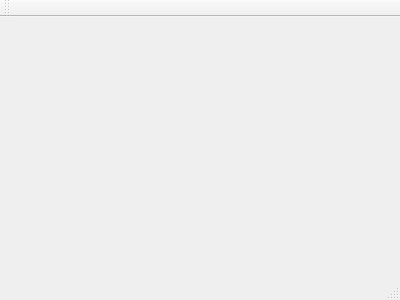
First picture: the form in mainwindow.ui, repository CactusTribe/MyCoins, before the edit.
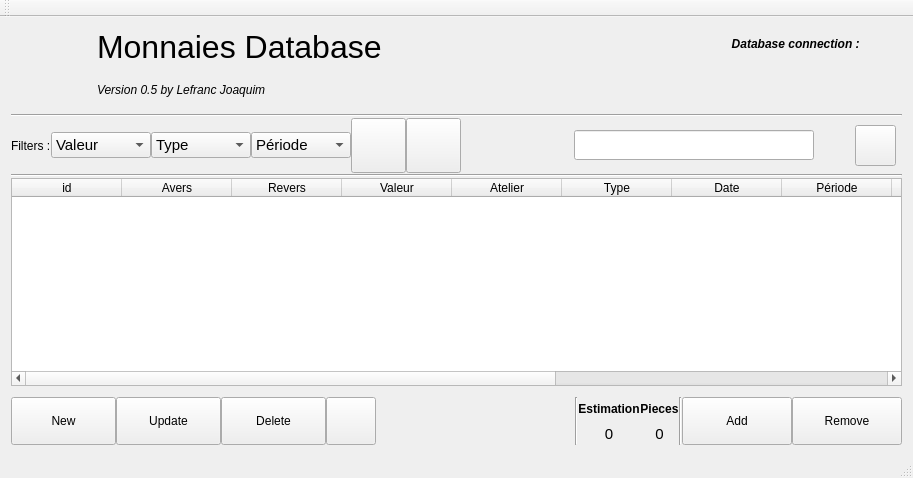
Second picture: the form after the edit. Icons and pictures are not drawn.

Commit message: Ajout des resources

What changed in the file:
```diff
--- a/mainwindow.ui
+++ b/mainwindow.ui
@@ -1,24 +1,1037 @@
 <ui version="4.0">
  <class>MainWindow</class>
- <widget class="QMainWindow" name="MainWindow" >
-  <property name="geometry" >
+ <widget class="QMainWindow" name="MainWindow">
+  <property name="geometry">
    <rect>
     <x>0</x>
     <y>0</y>
-    <width>400</width>
-    <height>300</height>
+    <width>913</width>
+    <height>478</height>
    </rect>
   </property>
-  <property name="windowTitle" >
+  <property name="sizePolicy">
+   <sizepolicy hsizetype="Expanding" vsizetype="Expanding">
+    <horstretch>0</horstretch>
+    <verstretch>0</verstretch>
+   </sizepolicy>
+  </property>
+  <property name="windowTitle">
    <string>MainWindow</string>
   </property>
-  <widget class="QMenuBar" name="menuBar" />
-  <widget class="QToolBar" name="mainToolBar" />
-  <widget class="QWidget" name="centralWidget" />
-  <widget class="QStatusBar" name="statusBar" />
+  <widget class="QWidget" name="centralWidget">
+   <property name="sizePolicy">
+    <sizepolicy hsizetype="Expanding" vsizetype="Expanding">
+     <horstretch>0</horstretch>
+     <verstretch>0</verstretch>
+    </sizepolicy>
+   </property>
+   <layout class="QGridLayout" name="gridLayout_2">
+    <item row="0" column="0">
+     <layout class="QGridLayout" name="gridLayout" rowstretch="0,0,0,0,0,0,0,0,0" columnstretch="0">
+      <property name="sizeConstraint">
+       <enum>QLayout::SetDefaultConstraint</enum>
+      </property>
+      <property name="verticalSpacing">
+       <number>1</number>
+      </property>
+      <item row="5" column="0">
+       <widget class="Line" name="line">
+        <property name="orientation">
+         <enum>Qt::Horizontal</enum>
+        </property>
+       </widget>
+      </item>
+      <item row="6" column="0">
+       <widget class="QTableWidget" name="tableWidgetView">
+        <property name="maximumSize">
+         <size>
+          <width>16777215</width>
+          <height>16777215</height>
+         </size>
+        </property>
+        <property name="lineWidth">
+         <number>1</number>
+        </property>
+        <property name="horizontalScrollBarPolicy">
+         <enum>Qt::ScrollBarAsNeeded</enum>
+        </property>
+        <property name="editTriggers">
+         <set>QAbstractItemView::NoEditTriggers</set>
+        </property>
+        <property name="showDropIndicator" stdset="0">
+         <bool>false</bool>
+        </property>
+        <property name="dragDropOverwriteMode">
+         <bool>false</bool>
+        </property>
+        <property name="selectionMode">
+         <enum>QAbstractItemView::ExtendedSelection</enum>
+        </property>
+        <property name="selectionBehavior">
+         <enum>QAbstractItemView::SelectRows</enum>
+        </property>
+        <property name="iconSize">
+         <size>
+          <width>0</width>
+          <height>0</height>
+         </size>
+        </property>
+        <property name="textElideMode">
+         <enum>Qt::ElideRight</enum>
+        </property>
+        <property name="sortingEnabled">
+         <bool>false</bool>
+        </property>
+        <property name="wordWrap">
+         <bool>false</bool>
+        </property>
+        <property name="cornerButtonEnabled">
+         <bool>false</bool>
+        </property>
+        <property name="rowCount">
+         <number>0</number>
+        </property>
+        <attribute name="horizontalHeaderCascadingSectionResizes">
+         <bool>true</bool>
+        </attribute>
+        <attribute name="horizontalHeaderDefaultSectionSize">
+         <number>110</number>
+        </attribute>
+        <attribute name="horizontalHeaderHighlightSections">
+         <bool>false</bool>
+        </attribute>
+        <attribute name="horizontalHeaderMinimumSectionSize">
+         <number>4</number>
+        </attribute>
+        <attribute name="verticalHeaderVisible">
+         <bool>false</bool>
+        </attribute>
+        <attribute name="verticalHeaderDefaultSectionSize">
+         <number>150</number>
+        </attribute>
+        <column>
+         <property name="text">
+          <string>id</string>
+         </property>
+        </column>
+        <column>
+         <property name="text">
+          <string>Avers</string>
+         </property>
+        </column>
+        <column>
+         <property name="text">
+          <string>Revers</string>
+         </property>
+        </column>
+        <column>
+         <property name="text">
+          <string>Valeur</string>
+         </property>
+        </column>
+        <column>
+         <property name="text">
+          <string>Atelier</string>
+         </property>
+        </column>
+        <column>
+         <property name="text">
+          <string>Type</string>
+         </property>
+        </column>
+        <column>
+         <property name="text">
+          <string>Date</string>
+         </property>
+        </column>
+        <column>
+         <property name="text">
+          <string>Période</string>
+         </property>
+        </column>
+        <column>
+         <property name="text">
+          <string>Etat</string>
+         </property>
+        </column>
+        <column>
+         <property name="text">
+          <string>Métal</string>
+         </property>
+        </column>
+        <column>
+         <property name="text">
+          <string>Poids (g)</string>
+         </property>
+        </column>
+        <column>
+         <property name="text">
+          <string>Estimation (€)</string>
+         </property>
+        </column>
+        <column>
+         <property name="text">
+          <string>Quantité</string>
+         </property>
+        </column>
+       </widget>
+      </item>
+      <item row="7" column="0">
+       <spacer name="verticalSpacer">
+        <property name="orientation">
+         <enum>Qt::Vertical</enum>
+        </property>
+        <property name="sizeType">
+         <enum>QSizePolicy::Fixed</enum>
+        </property>
+        <property name="sizeHint" stdset="0">
+         <size>
+          <width>20</width>
+          <height>10</height>
+         </size>
+        </property>
+       </spacer>
+      </item>
+      <item row="2" column="0">
+       <spacer name="verticalSpacer_2">
+        <property name="orientation">
+         <enum>Qt::Vertical</enum>
+        </property>
+        <property name="sizeType">
+         <enum>QSizePolicy::Minimum</enum>
+        </property>
+        <property name="sizeHint" stdset="0">
+         <size>
+          <width>20</width>
+          <height>5</height>
+         </size>
+        </property>
+       </spacer>
+      </item>
+      <item row="4" column="0">
+       <layout class="QHBoxLayout" name="horizontalLayout_3">
+        <property name="spacing">
+         <number>-1</number>
+        </property>
+        <property name="sizeConstraint">
+         <enum>QLayout::SetDefaultConstraint</enum>
+        </property>
+        <property name="bottomMargin">
+         <number>0</number>
+        </property>
+        <item>
+         <widget class="QLabel" name="label_3">
+          <property name="maximumSize">
+           <size>
+            <width>60</width>
+            <height>16777215</height>
+           </size>
+          </property>
+          <property name="text">
+           <string>Filters :</string>
+          </property>
+         </widget>
+        </item>
+        <item>
+         <widget class="QComboBox" name="comboBoxValeur">
+          <property name="minimumSize">
+           <size>
+            <width>100</width>
+            <height>0</height>
+           </size>
+          </property>
+          <property name="maximumSize">
+           <size>
+            <width>100</width>
+            <height>16777215</height>
+           </size>
+          </property>
+          <property name="font">
+           <font>
+            <pointsize>11</pointsize>
+           </font>
+          </property>
+          <item>
+           <property name="text">
+            <string>Valeur</string>
+           </property>
+          </item>
+         </widget>
+        </item>
+        <item>
+         <widget class="QComboBox" name="comboBoxType">
+          <property name="minimumSize">
+           <size>
+            <width>100</width>
+            <height>0</height>
+           </size>
+          </property>
+          <property name="maximumSize">
+           <size>
+            <width>100</width>
+            <height>16777215</height>
+           </size>
+          </property>
+          <property name="font">
+           <font>
+            <pointsize>11</pointsize>
+           </font>
+          </property>
+          <item>
+           <property name="text">
+            <string>Type</string>
+           </property>
+          </item>
+         </widget>
+        </item>
+        <item>
+         <widget class="QComboBox" name="comboBoxPeriode">
+          <property name="minimumSize">
+           <size>
+            <width>100</width>
+            <height>0</height>
+           </size>
+          </property>
+          <property name="maximumSize">
+           <size>
+            <width>100</width>
+            <height>16777215</height>
+           </size>
+          </property>
+          <property name="font">
+           <font>
+            <pointsize>11</pointsize>
+           </font>
+          </property>
+          <item>
+           <property name="text">
+            <string>Période</string>
+           </property>
+          </item>
+         </widget>
+        </item>
+        <item>
+         <widget class="QPushButton" name="pushButtonSearch">
+          <property name="minimumSize">
+           <size>
+            <width>55</width>
+            <height>55</height>
+           </size>
+          </property>
+          <property name="maximumSize">
+           <size>
+            <width>55</width>
+            <height>55</height>
+           </size>
+          </property>
+          <property name="text">
+           <string/>
+          </property>
+          <property name="icon">
+           <iconset>
+            <normaloff>:/resources/img/resources/img/Right.png</normaloff>:/resources/img/resources/img/Right.png</iconset>
+          </property>
+          <property name="iconSize">
+           <size>
+            <width>32</width>
+            <height>32</height>
+           </size>
+          </property>
+         </widget>
+        </item>
+        <item>
+         <widget class="QPushButton" name="pushButtonResetFilters">
+          <property name="minimumSize">
+           <size>
+            <width>55</width>
+            <height>55</height>
+           </size>
+          </property>
+          <property name="maximumSize">
+           <size>
+            <width>55</width>
+            <height>16777215</height>
+           </size>
+          </property>
+          <property name="text">
+           <string/>
+          </property>
+          <property name="icon">
+           <iconset>
+            <normaloff>:/resources/img/resources/img/Synchonize.png</normaloff>:/resources/img/resources/img/Synchonize.png</iconset>
+          </property>
+          <property name="iconSize">
+           <size>
+            <width>32</width>
+            <height>32</height>
+           </size>
+          </property>
+         </widget>
+        </item>
+        <item>
+         <spacer name="horizontalSpacer_2">
+          <property name="orientation">
+           <enum>Qt::Horizontal</enum>
+          </property>
+          <property name="sizeHint" stdset="0">
+           <size>
+            <width>40</width>
+            <height>20</height>
+           </size>
+          </property>
+         </spacer>
+        </item>
+        <item>
+         <widget class="QLineEdit" name="lineEditSearch">
+          <property name="minimumSize">
+           <size>
+            <width>240</width>
+            <height>30</height>
+           </size>
+          </property>
+          <property name="maximumSize">
+           <size>
+            <width>240</width>
+            <height>30</height>
+           </size>
+          </property>
+          <property name="text">
+           <string/>
+          </property>
+         </widget>
+        </item>
+        <item>
+         <widget class="QLabel" name="label_9">
+          <property name="minimumSize">
+           <size>
+            <width>41</width>
+            <height>41</height>
+           </size>
+          </property>
+          <property name="maximumSize">
+           <size>
+            <width>41</width>
+            <height>41</height>
+           </size>
+          </property>
+          <property name="text">
+           <string/>
+          </property>
+          <property name="pixmap">
+           <pixmap>:/resources/img/resources/img/search.png</pixmap>
+          </property>
+          <property name="scaledContents">
+           <bool>true</bool>
+          </property>
+         </widget>
+        </item>
+        <item>
+         <widget class="QPushButton" name="pushButtonSettings">
+          <property name="minimumSize">
+           <size>
+            <width>41</width>
+            <height>41</height>
+           </size>
+          </property>
+          <property name="maximumSize">
+           <size>
+            <width>41</width>
+            <height>41</height>
+           </size>
+          </property>
+          <property name="text">
+           <string/>
+          </property>
+          <property name="icon">
+           <iconset>
+            <normaloff>:/resources/img/resources/img/Settings.png</normaloff>:/resources/img/resources/img/Settings.png</iconset>
+          </property>
+          <property name="iconSize">
+           <size>
+            <width>32</width>
+            <height>32</height>
+           </size>
+          </property>
+         </widget>
+        </item>
+        <item>
+         <spacer name="horizontalSpacer_3">
+          <property name="orientation">
+           <enum>Qt::Horizontal</enum>
+          </property>
+          <property name="sizeType">
+           <enum>QSizePolicy::Minimum</enum>
+          </property>
+          <property name="sizeHint" stdset="0">
+           <size>
+            <width>6</width>
+            <height>20</height>
+           </size>
+          </property>
+         </spacer>
+        </item>
+       </layout>
+      </item>
+      <item row="3" column="0">
+       <widget class="Line" name="line_2">
+        <property name="orientation">
+         <enum>Qt::Horizontal</enum>
+        </property>
+       </widget>
+      </item>
+      <item row="0" column="0" rowspan="2">
+       <layout class="QHBoxLayout" name="horizontalLayout_4">
+        <item>
+         <widget class="QLabel" name="label_5">
+          <property name="minimumSize">
+           <size>
+            <width>80</width>
+            <height>80</height>
+           </size>
+          </property>
+          <property name="maximumSize">
+           <size>
+            <width>80</width>
+            <height>80</height>
+           </size>
+          </property>
+          <property name="text">
+           <string/>
+          </property>
+          <property name="pixmap">
+           <pixmap>:/resources/img/resources/img/Money.png</pixmap>
+          </property>
+          <property name="scaledContents">
+           <bool>true</bool>
+          </property>
+         </widget>
+        </item>
+        <item>
+         <layout class="QVBoxLayout" name="verticalLayout_4">
+          <item>
+           <widget class="QLabel" name="label">
+            <property name="font">
+             <font>
+              <pointsize>24</pointsize>
+             </font>
+            </property>
+            <property name="text">
+             <string>Monnaies Database</string>
+            </property>
+            <property name="alignment">
+             <set>Qt::AlignLeading|Qt::AlignLeft|Qt::AlignVCenter</set>
+            </property>
+           </widget>
+          </item>
+          <item>
+           <widget class="QLabel" name="label_2">
+            <property name="font">
+             <font>
+              <weight>50</weight>
+              <italic>true</italic>
+              <bold>false</bold>
+             </font>
+            </property>
+            <property name="layoutDirection">
+             <enum>Qt::LeftToRight</enum>
+            </property>
+            <property name="text">
+             <string>Version 0.5 by Lefranc Joaquim</string>
+            </property>
+            <property name="alignment">
+             <set>Qt::AlignLeading|Qt::AlignLeft|Qt::AlignVCenter</set>
+            </property>
+           </widget>
+          </item>
+         </layout>
+        </item>
+        <item>
+         <widget class="QFrame" name="frame">
+          <property name="maximumSize">
+           <size>
+            <width>200</width>
+            <height>16777215</height>
+           </size>
+          </property>
+          <property name="frameShape">
+           <enum>QFrame::NoFrame</enum>
+          </property>
+          <property name="frameShadow">
+           <enum>QFrame::Raised</enum>
+          </property>
+          <widget class="QLabel" name="labelConnected">
+           <property name="geometry">
+            <rect>
+             <x>160</x>
+             <y>0</y>
+             <width>31</width>
+             <height>31</height>
+            </rect>
+           </property>
+           <property name="minimumSize">
+            <size>
+             <width>31</width>
+             <height>31</height>
+            </size>
+           </property>
+           <property name="maximumSize">
+            <size>
+             <width>31</width>
+             <height>31</height>
+            </size>
+           </property>
+           <property name="text">
+            <string/>
+           </property>
+           <property name="pixmap">
+            <pixmap>:/resources/img/resources/img/Tick.png</pixmap>
+           </property>
+           <property name="scaledContents">
+            <bool>true</bool>
+           </property>
+          </widget>
+          <widget class="QLabel" name="labelNotConnected">
+           <property name="geometry">
+            <rect>
+             <x>160</x>
+             <y>0</y>
+             <width>31</width>
+             <height>31</height>
+            </rect>
+           </property>
+           <property name="minimumSize">
+            <size>
+             <width>31</width>
+             <height>31</height>
+            </size>
+           </property>
+           <property name="maximumSize">
+            <size>
+             <width>31</width>
+             <height>31</height>
+            </size>
+           </property>
+           <property name="text">
+            <string/>
+           </property>
+           <property name="pixmap">
+            <pixmap>:/resources/img/resources/img/Error.png</pixmap>
+           </property>
+           <property name="scaledContents">
+            <bool>true</bool>
+           </property>
+          </widget>
+          <widget class="QLabel" name="label_4">
+           <property name="geometry">
+            <rect>
+             <x>10</x>
+             <y>0</y>
+             <width>151</width>
+             <height>31</height>
+            </rect>
+           </property>
+           <property name="font">
+            <font>
+             <weight>75</weight>
+             <italic>true</italic>
+             <bold>true</bold>
+            </font>
+           </property>
+           <property name="layoutDirection">
+            <enum>Qt::LeftToRight</enum>
+           </property>
+           <property name="text">
+            <string>Database connection : </string>
+           </property>
+           <property name="alignment">
+            <set>Qt::AlignRight|Qt::AlignTrailing|Qt::AlignVCenter</set>
+           </property>
+          </widget>
+         </widget>
+        </item>
+       </layout>
+      </item>
+      <item row="8" column="0">
+       <layout class="QHBoxLayout" name="horizontalLayout">
+        <property name="spacing">
+         <number>-1</number>
+        </property>
+        <property name="sizeConstraint">
+         <enum>QLayout::SetDefaultConstraint</enum>
+        </property>
+        <item>
+         <widget class="QPushButton" name="pushButtonAdd">
+          <property name="minimumSize">
+           <size>
+            <width>105</width>
+            <height>48</height>
+           </size>
+          </property>
+          <property name="maximumSize">
+           <size>
+            <width>105</width>
+            <height>48</height>
+           </size>
+          </property>
+          <property name="text">
+           <string>New</string>
+          </property>
+          <property name="icon">
+           <iconset>
+            <normaloff>:/resources/img/resources/img/New.png</normaloff>:/resources/img/resources/img/New.png</iconset>
+          </property>
+          <property name="iconSize">
+           <size>
+            <width>32</width>
+            <height>32</height>
+           </size>
+          </property>
+          <property name="autoDefault">
+           <bool>false</bool>
+          </property>
+          <property name="default">
+           <bool>false</bool>
+          </property>
+          <property name="flat">
+           <bool>false</bool>
+          </property>
+         </widget>
+        </item>
+        <item>
+         <widget class="QPushButton" name="pushButtonUpdate">
+          <property name="minimumSize">
+           <size>
+            <width>105</width>
+            <height>48</height>
+           </size>
+          </property>
+          <property name="maximumSize">
+           <size>
+            <width>105</width>
+            <height>48</height>
+           </size>
+          </property>
+          <property name="text">
+           <string>Update</string>
+          </property>
+          <property name="icon">
+           <iconset>
+            <normaloff>:/resources/img/resources/img/Update.png</normaloff>:/resources/img/resources/img/Update.png</iconset>
+          </property>
+          <property name="iconSize">
+           <size>
+            <width>32</width>
+            <height>32</height>
+           </size>
+          </property>
+          <property name="autoDefault">
+           <bool>false</bool>
+          </property>
+          <property name="default">
+           <bool>false</bool>
+          </property>
+          <property name="flat">
+           <bool>false</bool>
+          </property>
+         </widget>
+        </item>
+        <item>
+         <widget class="QPushButton" name="pushButtonDelete">
+          <property name="minimumSize">
+           <size>
+            <width>105</width>
+            <height>48</height>
+           </size>
+          </property>
+          <property name="maximumSize">
+           <size>
+            <width>105</width>
+            <height>48</height>
+           </size>
+          </property>
+          <property name="text">
+           <string>Delete</string>
+          </property>
+          <property name="icon">
+           <iconset>
+            <normaloff>:/resources/img/resources/img/Delete.png</normaloff>:/resources/img/resources/img/Delete.png</iconset>
+          </property>
+          <property name="iconSize">
+           <size>
+            <width>32</width>
+            <height>32</height>
+           </size>
+          </property>
+          <property name="autoDefault">
+           <bool>false</bool>
+          </property>
+          <property name="default">
+           <bool>false</bool>
+          </property>
+          <property name="flat">
+           <bool>false</bool>
+          </property>
+         </widget>
+        </item>
+        <item>
+         <widget class="QPushButton" name="pushButtonOpenViewer">
+          <property name="minimumSize">
+           <size>
+            <width>50</width>
+            <height>48</height>
+           </size>
+          </property>
+          <property name="maximumSize">
+           <size>
+            <width>100</width>
+            <height>48</height>
+           </size>
+          </property>
+          <property name="text">
+           <string/>
+          </property>
+          <property name="icon">
+           <iconset>
+            <normaloff>:/resources/img/resources/img/Photography-icon.png</normaloff>:/resources/img/resources/img/Photography-icon.png</iconset>
+          </property>
+          <property name="iconSize">
+           <size>
+            <width>32</width>
+            <height>32</height>
+           </size>
+          </property>
+         </widget>
+        </item>
+        <item>
+         <spacer name="horizontalSpacer">
+          <property name="orientation">
+           <enum>Qt::Horizontal</enum>
+          </property>
+          <property name="sizeHint" stdset="0">
+           <size>
+            <width>40</width>
+            <height>20</height>
+           </size>
+          </property>
+         </spacer>
+        </item>
+        <item>
+         <widget class="Line" name="line_3">
+          <property name="orientation">
+           <enum>Qt::Vertical</enum>
+          </property>
+         </widget>
+        </item>
+        <item>
+         <layout class="QVBoxLayout" name="verticalLayout_5">
+          <property name="spacing">
+           <number>1</number>
+          </property>
+          <item>
+           <widget class="QLabel" name="label_10">
+            <property name="minimumSize">
+             <size>
+              <width>0</width>
+              <height>0</height>
+             </size>
+            </property>
+            <property name="maximumSize">
+             <size>
+              <width>16777215</width>
+              <height>16777215</height>
+             </size>
+            </property>
+            <property name="font">
+             <font>
+              <weight>75</weight>
+              <bold>true</bold>
+             </font>
+            </property>
+            <property name="text">
+             <string>Estimation</string>
+            </property>
+            <property name="alignment">
+             <set>Qt::AlignCenter</set>
+            </property>
+           </widget>
+          </item>
+          <item>
+           <widget class="QLabel" name="labelEstimation">
+            <property name="font">
+             <font>
+              <pointsize>11</pointsize>
+             </font>
+            </property>
+            <property name="text">
+             <string>0</string>
+            </property>
+            <property name="alignment">
+             <set>Qt::AlignCenter</set>
+            </property>
+           </widget>
+          </item>
+         </layout>
+        </item>
+        <item>
+         <layout class="QVBoxLayout" name="verticalLayout_3">
+          <property name="spacing">
+           <number>1</number>
+          </property>
+          <item>
+           <widget class="QLabel" name="label_8">
+            <property name="minimumSize">
+             <size>
+              <width>0</width>
+              <height>0</height>
+             </size>
+            </property>
+            <property name="maximumSize">
+             <size>
+              <width>16777215</width>
+              <height>16777215</height>
+             </size>
+            </property>
+            <property name="font">
+             <font>
+              <weight>75</weight>
+              <bold>true</bold>
+             </font>
+            </property>
+            <property name="text">
+             <string>Pieces</string>
+            </property>
+            <property name="alignment">
+             <set>Qt::AlignCenter</set>
+            </property>
+           </widget>
+          </item>
+          <item>
+           <widget class="QLabel" name="labelNumberPieces">
+            <property name="font">
+             <font>
+              <pointsize>11</pointsize>
+             </font>
+            </property>
+            <property name="text">
+             <string>0</string>
+            </property>
+            <property name="alignment">
+             <set>Qt::AlignCenter</set>
+            </property>
+           </widget>
+          </item>
+         </layout>
+        </item>
+        <item>
+         <widget class="Line" name="line_4">
+          <property name="orientation">
+           <enum>Qt::Vertical</enum>
+          </property>
+         </widget>
+        </item>
+        <item>
+         <widget class="QPushButton" name="pushButtonAddStock">
+          <property name="minimumSize">
+           <size>
+            <width>110</width>
+            <height>48</height>
+           </size>
+          </property>
+          <property name="maximumSize">
+           <size>
+            <width>48</width>
+            <height>16777215</height>
+           </size>
+          </property>
+          <property name="text">
+           <string>Add</string>
+          </property>
+          <property name="icon">
+           <iconset>
+            <normaloff>:/resources/img/resources/img/Plus.png</normaloff>:/resources/img/resources/img/Plus.png</iconset>
+          </property>
+          <property name="iconSize">
+           <size>
+            <width>32</width>
+            <height>32</height>
+           </size>
+          </property>
+          <property name="autoDefault">
+           <bool>false</bool>
+          </property>
+          <property name="default">
+           <bool>false</bool>
+          </property>
+          <property name="flat">
+           <bool>false</bool>
+          </property>
+         </widget>
+        </item>
+        <item>
+         <widget class="QPushButton" name="pushButtonRemove">
+          <property name="minimumSize">
+           <size>
+            <width>110</width>
+            <height>48</height>
+           </size>
+          </property>
+          <property name="maximumSize">
+           <size>
+            <width>110</width>
+            <height>48</height>
+           </size>
+          </property>
+          <property name="text">
+           <string>Remove</string>
+          </property>
+          <property name="icon">
+           <iconset>
+            <normaloff>:/resources/img/resources/img/Minus.png</normaloff>:/resources/img/resources/img/Minus.png</iconset>
+          </property>
+          <property name="iconSize">
+           <size>
+            <width>32</width>
+            <height>32</height>
+           </size>
+          </property>
+          <property name="autoDefault">
+           <bool>false</bool>
+          </property>
+          <property name="default">
+           <bool>false</bool>
+          </property>
+          <property name="flat">
+           <bool>false</bool>
+          </property>
+         </widget>
+        </item>
+       </layout>
+      </item>
+     </layout>
+    </item>
+   </layout>
+  </widget>
+  <widget class="QMenuBar" name="menuBar">
+   <property name="geometry">
+    <rect>
+     <x>0</x>
+     <y>0</y>
+     <width>913</width>
+     <height>22</height>
+    </rect>
+   </property>
+  </widget>
+  <widget class="QToolBar" name="mainToolBar">
+   <attribute name="toolBarArea">
+    <enum>TopToolBarArea</enum>
+   </attribute>
+   <attribute name="toolBarBreak">
+    <bool>false</bool>
+   </attribute>
+  </widget>
+  <widget class="QStatusBar" name="statusBar"/>
  </widget>
- <layoutDefault spacing="6" margin="11" />
- <pixmapfunction></pixmapfunction>
+ <layoutdefault spacing="6" margin="11"/>
  <resources/>
  <connections/>
 </ui>
```
Left out of the diff: 1 changed line with no effect on the pictures. The commit also changes 2 other files.
